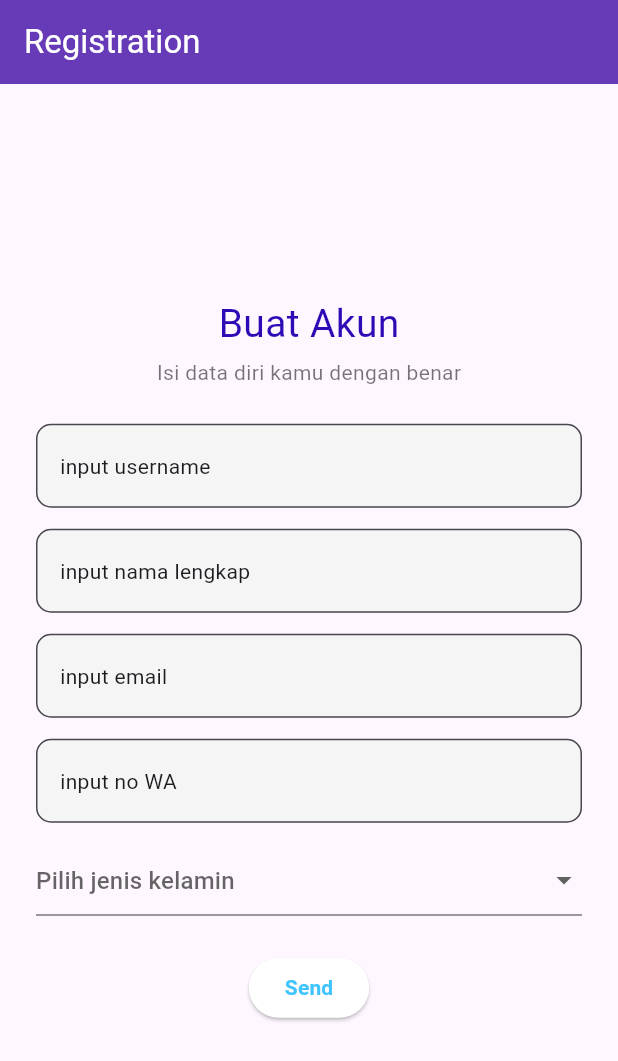
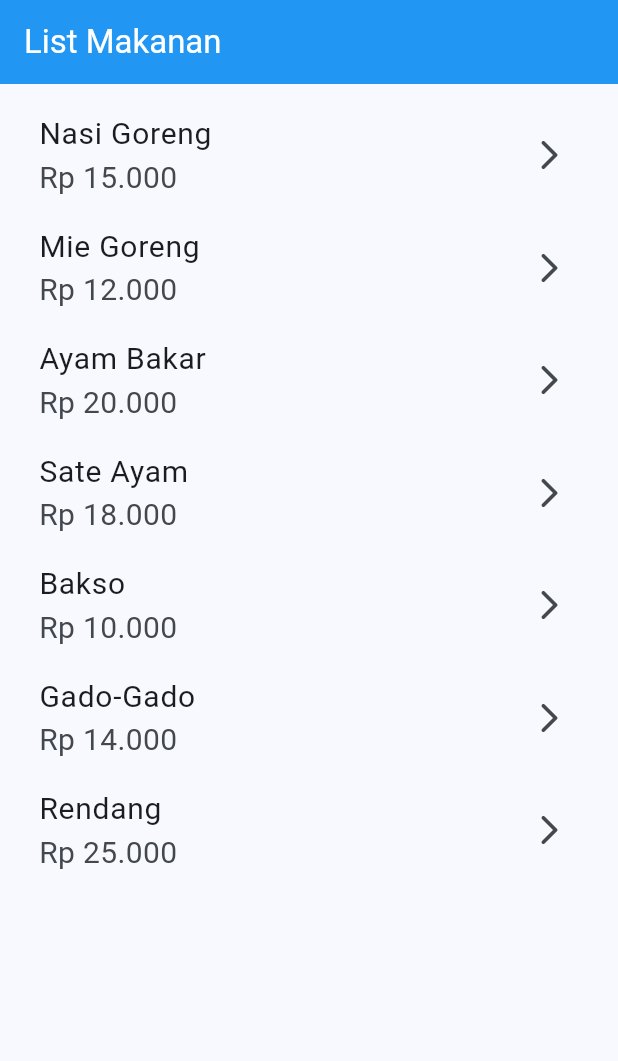
Before and after one commit to abdillahf-art/fluttertes, a Flutter app: the screen it shows after launch, on a phone screen of 412 x 824 dp. Shown: the top 1061 px of the screen. Run offline on Flutter 3.47's test engine with Material 3 defaults, Android fonts, the phone set to English and light mode, and no system bars; our stand-ins replace get.

Commit message:
list makanan

```diff
--- /dev/null
+++ b/lib/controllers/list_makanan.dart
@@ -0,0 +1,63 @@
+import 'package:fluttertes/models/makanan_model.dart';
+import 'package:get/get.dart';
+
+class ListMakananController extends GetxController {
+  List<MakananModel> dataMakanan = [
+    MakananModel(
+      namaMakanan: "Nasi Goreng",
+      hargaMakanan: "Rp 15.000",
+      review: "Enak sekali!",
+      rating: "4.5",
+      image: "https://encrypted-tbn0.gstatic.com/images?q=tbn:ANd9GcTjOiM8avtZHzFPy8J11-ospALgKvtALlpA1B42pLsx4FRJJIS0a6HE2-_mCycQnTJRJyfiQMo4HDGAmv1sqracv0xhwG_jZK6LuHQ9fGDU&s=10",
+      deskripsi: "Nasi goreng dengan bumbu spesial",
+    ),
+    MakananModel(
+      namaMakanan: "Mie Goreng",
+      hargaMakanan: "Rp 12.000",
+      review: "Sedap!",
+      rating: "4.2",
+      image: "https://encrypted-tbn0.gstatic.com/images?q=tbn:ANd9GcQUT5plh-WVO0w_IDE39NJ4SZuALM0o98FpLoVt-_8uAKgRvJZNYZbxs8uZ8JSDF0-sQuO3ozpZm2vsTdrhRxmOPtVIAvlZb1kTvpFGkJdwAg&s=10",
+      deskripsi: "Mie goreng dengan telur dan sayuran",
+    ),
+    MakananModel(
+      namaMakanan: "Ayam Bakar",
+      hargaMakanan: "Rp 20.000",
+      review: "Sedap!",
+      rating: "4.3",
+      image: "https://encrypted-tbn0.gstatic.com/images?q=tbn:ANd9GcQpxpnd5Bip_RCKImoXkx-W_Pc_nZw9IaTrXFls3UcHUlyDW0WrUQVH15leoZOlYPuLT1LUwszaBAanG619_FekeAMSYV12gvzV2dIx-nTThg&s=10",
+      deskripsi: "Ayam bakar dengan bumbu rempah",
+    ),
+    MakananModel(
+      namaMakanan: "Sate Ayam",
+      hargaMakanan: "Rp 18.000",
+      review: "Enak!",
+      rating: "4.1",
+      image: "https://encrypted-tbn0.gstatic.com/images?q=tbn:ANd9GcQsNW5nOXAn5w2A_oVemXMAN16oeuWLvbWMHcXSWVwYoejnEF5AndWI6fr9JAkHTnlyy8P9apMBX1GvkqS8RMY376_w7V0aOZx4M__sV3vRwg&s=10",
+      deskripsi: "Sate ayam dengan saus kacang",
+    ),
+    MakananModel(
+      namaMakanan: "Bakso",
+      hargaMakanan: "Rp 10.000",
+      review: "Lezat!",
+      rating: "4.0",
+      image: "https://encrypted-tbn0.gstatic.com/images?q=tbn:ANd9GcTWRqciPbNYhnshLA2f8S8AR9Bc3LHD_nUa7tPd7jLSnpbZbzHSRMX7oQb12DIwat33fLl-d0HsY4NpXRtC77H_LkuXV0U-kCKPhSJR9a1v&s=10",
+      deskripsi: "Bakso daging sapi dengan kuah",
+    ),
+    MakananModel(
+      namaMakanan: "Gado-Gado",
+      hargaMakanan: "Rp 14.000",
+      review: "Sayurnya segar!",
+      rating: "4.2",
+      image: "https://encrypted-tbn0.gstatic.com/images?q=tbn:ANd9GcT2Y_PsVWIAc9Oqj5p2zdMp-JvglLt-13Y0sZ78EHpJehM17FAo8dsZclapewPuZMQLBGrjKCUuaQldx37FTzVJlW2Oy37Wvb8bY78pGFft&s=10",
+      deskripsi: "Sayuran rebus dengan bumbu kacang dan kerupuk",
+    ),
+    MakananModel(
+      namaMakanan: "Rendang",
+      hargaMakanan: "Rp 25.000",
+      review: "Dagingnya empuk, bumbunya meresap",
+      rating: "4.8",
+      image: "https://encrypted-tbn0.gstatic.com/images?q=tbn:ANd9GcS96bUOYmaZWMl3tYVrn_H82cnoibjTanv977ndlql_Ps5aVQR40NnqlZXb3pKpbSy_1GUIJ-FHcek0hsfvB2kr2zxmC5iooO8DX7j_YFcq3g&s=10",
+      deskripsi: "Daging sapi dimasak lama dengan santan dan rempah",
+    ),
+  ];
+}
--- a/lib/main.dart
+++ b/lib/main.dart
@@ -14,12 +14,12 @@ class MyApp extends StatelessWidget {
     return GetMaterialApp(
       title: "Belajar Flutter GetX",
       debugShowCheckedModeBanner: false,
-      initialRoute: Routes.registraion,
+      initialRoute: Routes.list_makanan,
       getPages: Routes.myPages,
       theme: ThemeData(
-        colorScheme: ColorScheme.fromSeed(seedColor: Colors.deepPurple),
+        colorScheme: ColorScheme.fromSeed(seedColor: Colors.blue),
         appBarTheme: const AppBarTheme(
-          backgroundColor: Colors.deepPurple,
+          backgroundColor: Colors.blue,
           foregroundColor: Colors.white,
         ),
       ),
--- /dev/null
+++ b/lib/models/makanan_model.dart
@@ -0,0 +1,19 @@
+class MakananModel {
+  String namaMakanan;
+  String hargaMakanan;
+  String review;
+  String rating;
+  String image;
+  String deskripsi;
+
+  // ini konstruktor
+  // agar nanti bisa langsung diisikan ketika membuat object
+  MakananModel({
+    required this.namaMakanan,
+    required this.hargaMakanan,
+    required this.review,
+    required this.rating,
+    required this.image,
+    required this.deskripsi,
+  });
+}
--- /dev/null
+++ b/lib/pages/list_makanan_page.dart
@@ -0,0 +1,46 @@
+import 'package:get/get.dart';
+import 'package:flutter/material.dart';
+import 'package:fluttertes/controllers/list_makanan.dart';
+import 'package:fluttertes/routes.dart';
+
+class ListMakananPage extends StatelessWidget {
+  ListMakananPage({super.key});
+
+  final controller = Get.put(ListMakananController());
+
+
+  @override
+  Widget build(BuildContext context) {
+    return Scaffold(
+      appBar: AppBar(title: Text("List Makanan")),
+      body: Container(
+        margin: EdgeInsets.all(10),
+        child: ListView.builder(
+          itemCount: controller.dataMakanan.length,
+          itemBuilder: (context, index) {
+            final makanan = controller.dataMakanan[index];
+            return InkWell(
+              onTap: () {
+
+                Get.toNamed(Routes.detail_makanan,arguments:
+                {
+                  'namaMakanan': makanan.namaMakanan,
+                  'hargaMakanan': makanan.hargaMakanan,
+                  'review': makanan.review,
+                  'rating': makanan.rating,
+                  'image': makanan.image,
+                  'deskripsi': makanan.deskripsi,
+                });
+              },
+              child: ListTile(
+                title: Text(makanan.namaMakanan, style: TextStyle(fontSize: 20)),
+                subtitle: Text(makanan.hargaMakanan, style: TextStyle(fontSize: 20)),
+                trailing: Icon(Icons.arrow_forward_ios_rounded),
+              ),
+            );
+          },
+        ),
+      ),
+    );
+  }
+}
--- a/lib/routes.dart
+++ b/lib/routes.dart
@@ -1,16 +1,23 @@
 import 'package:fluttertes/pages/confirm_registration_page.dart';
 import 'package:fluttertes/pages/registration_page.dart';
+import 'package:fluttertes/pages/list_makanan_page.dart';
+import 'package:fluttertes/pages/detail_makanan_page.dart';
 import 'package:get/get.dart';
 
 class Routes {
   static const String registraion = "/registraion";
   static const String confirm_registraion = "/confirm_registraion";
+  static const String list_makanan = "/list_makanan";
+  static const String detail_makanan = "/detail_makanan";
   // dll
 
   // kita masukkan ke dalam myPages array
   static final myPages = [
     GetPage(name: registraion, page: () => RegistrationPage()),
     GetPage(name: confirm_registraion, page: () => ConfirmRegistrationPage()),
+    GetPage(name: list_makanan, page: () => ListMakananPage()),
+    GetPage(name: detail_makanan, page: () => DetailMakananPage()),
+
     // dll
   ];
 }
```
Also changed, not shown: lib/controllers/list_detail_makanan.dart (added, +21 -0 lines), lib/pages/detail_makanan_page.dart (added, +91 -0 lines).
